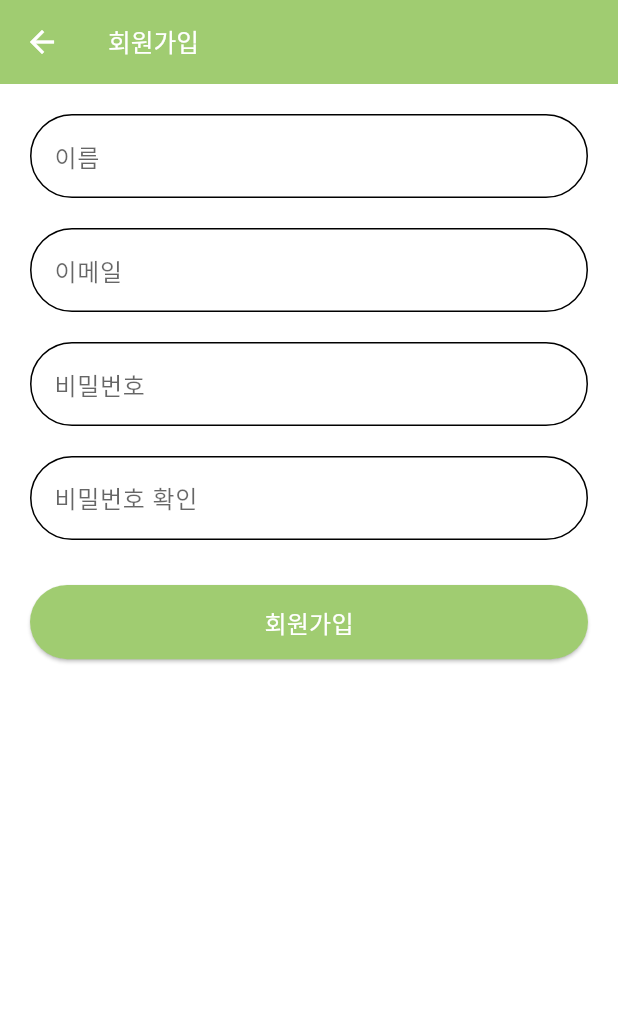
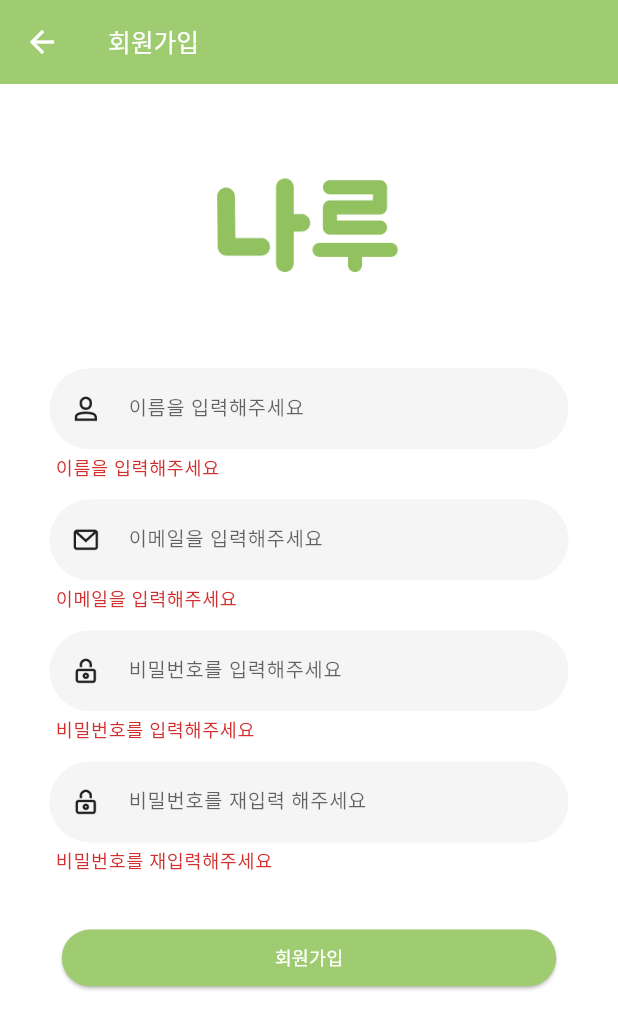
Before and after one commit to crepas/Start_up, a Flutter app: the SignupScreen screen opened directly, after a tap on "회원가입", on a phone screen of 412 x 824 dp. Shown: the top 1029 px of the screen. Run offline on Flutter 3.47's test engine with Material 3 defaults, Android fonts, the phone set to English and light mode, and no system bars; our stand-ins replace geolocator, image_picker, shared_preferences; missing offline and left inert: flutter_naver_map, kakao_flutter_sdk_user; accounts and stored records are empty.

Commit message:
5/19 dark complete 엽

```diff
--- a/lib/main.dart
+++ b/lib/main.dart
@@ -121,7 +121,7 @@ class MyAppState extends State<MyApp> {
       theme: lightTheme,
       darkTheme: darkTheme,
       themeMode: _themeMode,
-      home: AppSettingsTab(),
+      home: LoginScreen(),
       routes: {
         '/splash': (context) => SplashScreen(),
         '/login': (context) => LoginScreen(),
--- a/lib/screens/login.dart
+++ b/lib/screens/login.dart
@@ -205,9 +205,15 @@ class _LoginScreenState extends State<LoginScreen> {
                           child: SizedBox(
                             width: screenWidth * 0.045,
                             height: screenHeight * 0.045,
+                            child: ColorFiltered(
+                              colorFilter: ColorFilter.mode(
+                                theme.textTheme.bodyLarge?.color ?? Colors.black,
+                                BlendMode.srcIn,
+                              ),
                               child: Image.asset(
                                 'assets/Mail_Icon.png',
                                 fit: BoxFit.contain,
+                              ),
                             ),
                           ),
                         ),
@@ -242,9 +248,15 @@ class _LoginScreenState extends State<LoginScreen> {
                           child: SizedBox(
                             width: screenWidth * 0.045,
                             height: screenHeight * 0.045,
+                            child: ColorFiltered(
+                              colorFilter: ColorFilter.mode(
+                                theme.textTheme.bodyLarge?.color ?? Colors.black,
+                                BlendMode.srcIn,
+                              ),
                               child: Image.asset(
                                 'assets/Lock_Icon.png',
                                 fit: BoxFit.contain,
+                              ),
                             ),
                           ),
                         ),
--- a/lib/screens/signup.dart
+++ b/lib/screens/signup.dart
@@ -22,7 +22,6 @@ class _SignupScreenState extends State<SignupScreen> {
   String? _emailError;
   String? _passwordError;
   String? _confirmPasswordError;
-  String? _errorMessage;
 
   // 로딩 상태
   bool _isLoading = false;
@@ -108,36 +107,85 @@ class _SignupScreenState extends State<SignupScreen> {
     return isValid;
   }
 
-  bool _validatePassword(String password) {
-    // 비밀번호 길이 검사 (8-20자)
-    if (password.length < 8 || password.length > 20) {
-      return false;
+  // 회원가입 요청 함수
+  Future<void> _signup() async {
+    // 입력값 검증
+    if (!_validateInputs()) {
+      return;
     }
 
-    // 영문, 숫자, 특수문자 포함 여부 검사
-    bool hasLetter = password.contains(RegExp(r'[a-zA-Z]'));
-    bool hasDigit = password.contains(RegExp(r'[0-9]'));
-    bool hasSpecial = password.contains(RegExp(r'[!@#$%^&*(),.?":{}|<>]'));
+    // 로딩 시작
+    setState(() {
+      _isLoading = true;
+    });
 
-    return hasLetter && hasDigit && hasSpecial;
-  }
+    try {
+      // 백엔드 API URL (실제 URL로 변경 필요)
+      final url = Uri.parse('${getServerUrl()}/signup');
 
-  Future<bool> _checkEmailDuplicate(String email) async {
-    try {
+      // 요청 데이터 준비
+      final requestData = {
+        'username': _usernameController.text.trim(),
+        'email': _emailController.text.trim(),
+        'password': _passwordController.text,
+      };
+
+      // POST 요청 보내기
       final response = await http.post(
-        Uri.parse('${getServerUrl()}/auth/check-email'),
+        url,
         headers: {'Content-Type': 'application/json'},
-        body: jsonEncode({'email': email}),
+        body: jsonEncode(requestData),
       );
 
-      if (response.statusCode == 200) {
-        final data = jsonDecode(response.body);
-        return data['isAvailable'] ?? false;
+      // 응답 처리
+      if (response.statusCode == 200 || response.statusCode == 201) {
+        // 회원가입 성공
+        ScaffoldMessenger.of(context).showSnackBar(
+          SnackBar(
+            content: Text('회원가입이 완료되었습니다. 로그인해주세요.'),
+            backgroundColor: Color(0xFFA0CC71),
+          ),
+        );
+
+        // 로그인 화면으로 이동
+        Navigator.pushReplacement(
+          context,
+          MaterialPageRoute(builder: (context) => LoginScreen()),
+        );
+      } else {
+        // 회원가입 실패
+        final responseData = jsonDecode(response.body);
+        String errorMessage = responseData['message'] ?? '회원가입에 실패했습니다.';
+
+        // 에러 메시지에 따라 처리 (이메일 중복 등)
+        if (errorMessage.contains('email') || errorMessage.toLowerCase().contains('duplicate')) {
+          setState(() {
+            _emailError = '이미 사용 중인 이메일입니다';
+          });
+        } else {
+          // 일반 에러 메시지 표시
+          ScaffoldMessenger.of(context).showSnackBar(
+            SnackBar(
+              content: Text(errorMessage),
+              backgroundColor: Colors.red,
+            ),
+          );
         }
-      return false;
+      }
     } catch (e) {
-      print('이메일 중복 확인 오류: $e');
-      return false;
+      // 네트워크 오류 등의 예외 처리
+      ScaffoldMessenger.of(context).showSnackBar(
+        SnackBar(
+          content: Text('서버 연결에 실패했습니다. 다시 시도해주세요.'),
+          backgroundColor: Colors.red,
+        ),
+      );
+      print('회원가입 오류: $e');
+    } finally {
+      // 로딩 종료
+      setState(() {
+        _isLoading = false;
+      });
     }
   }
 
@@ -152,155 +200,64 @@ class _SignupScreenState extends State<SignupScreen> {
       appBar: CommonAppBar(
         title: '회원가입',
         onBackPressed: () {
-          Navigator.pop(context);
+          Navigator.pushReplacement(
+            context,
+            MaterialPageRoute(builder: (context) => LoginScreen()),
+          );
         },
       ),
       body: SingleChildScrollView(
         child: Padding(
-          padding: EdgeInsets.all(20),
+          padding: EdgeInsets.symmetric(
+            horizontal: screenWidth * 0.08,
+            vertical: screenHeight * 0.04,
+          ),
           child: Column(
-            crossAxisAlignment: CrossAxisAlignment.start,
             children: [
-              // 이름 입력 필드
-              TextField(
-                controller: _usernameController,
-                style: theme.textTheme.bodyLarge,
-                decoration: InputDecoration(
-                  labelText: '이름',
-                  labelStyle: theme.textTheme.bodyLarge?.copyWith(
-                    color: theme.hintColor,
-                  ),
-                  errorText: _nameError,
-                  errorStyle: theme.textTheme.bodySmall?.copyWith(
-                    color: colorScheme.error,
-                  ),
-                  border: OutlineInputBorder(
-                    borderRadius: BorderRadius.circular(100),
-                    borderSide: BorderSide(color: theme.dividerColor),
-                  ),
-                  enabledBorder: OutlineInputBorder(
-                    borderRadius: BorderRadius.circular(100),
-                    borderSide: BorderSide(color: theme.dividerColor),
-                  ),
-                  focusedBorder: OutlineInputBorder(
-                    borderRadius: BorderRadius.circular(100),
-                    borderSide: BorderSide(color: colorScheme.primary),
+              // 로고 이미지
+              Center(
+                child: Image.asset(
+                  "assets/title.png",
+                  width: screenWidth * 0.6,
+                  height: screenHeight * 0.15,
+                  fit: BoxFit.contain,
                 ),
               ),
-              ),
-              SizedBox(height: 20),
+              SizedBox(height: screenHeight * 0.04),
 
-              // 이메일 입력 필드
-              TextField(
-                controller: _emailController,
-                style: theme.textTheme.bodyLarge,
-                keyboardType: TextInputType.emailAddress,
-                decoration: InputDecoration(
-                  labelText: '이메일',
-                  labelStyle: theme.textTheme.bodyLarge?.copyWith(
-                    color: theme.hintColor,
-                  ),
-                  errorText: _emailError,
-                  errorStyle: theme.textTheme.bodySmall?.copyWith(
-                    color: colorScheme.error,
-                  ),
-                  border: OutlineInputBorder(
-                    borderRadius: BorderRadius.circular(100),
-                    borderSide: BorderSide(color: theme.dividerColor),
-                  ),
-                  enabledBorder: OutlineInputBorder(
-                    borderRadius: BorderRadius.circular(100),
-                    borderSide: BorderSide(color: theme.dividerColor),
-                  ),
-                  focusedBorder: OutlineInputBorder(
-                    borderRadius: BorderRadius.circular(100),
-                    borderSide: BorderSide(color: colorScheme.primary),
-                  ),
-                ),
-              ),
-              SizedBox(height: 20),
-
-              // 비밀번호 입력 필드
-              TextField(
-                controller: _passwordController,
-                style: theme.textTheme.bodyLarge,
-                obscureText: true,
-                decoration: InputDecoration(
-                  labelText: '비밀번호',
-                  labelStyle: theme.textTheme.bodyLarge?.copyWith(
-                    color: theme.hintColor,
-                  ),
-                  errorText: _passwordError,
-                  errorStyle: theme.textTheme.bodySmall?.copyWith(
-                    color: colorScheme.error,
-                  ),
-                  border: OutlineInputBorder(
-                    borderRadius: BorderRadius.circular(100),
-                    borderSide: BorderSide(color: theme.dividerColor),
-                  ),
-                  enabledBorder: OutlineInputBorder(
-                    borderRadius: BorderRadius.circular(100),
-                    borderSide: BorderSide(color: theme.dividerColor),
-                  ),
-                  focusedBorder: OutlineInputBorder(
-                    borderRadius: BorderRadius.circular(100),
-                    borderSide: BorderSide(color: colorScheme.primary),
-                  ),
-                ),
-              ),
-              SizedBox(height: 20),
-
-              // 비밀번호 확인 입력 필드
-              TextField(
-                controller: _confirmPasswordController,
-                style: theme.textTheme.bodyLarge,
-                obscureText: true,
-                decoration: InputDecoration(
-                  labelText: '비밀번호 확인',
-                  labelStyle: theme.textTheme.bodyLarge?.copyWith(
-                    color: theme.hintColor,
-                  ),
-                  errorText: _confirmPasswordError,
-                  errorStyle: theme.textTheme.bodySmall?.copyWith(
-                    color: colorScheme.error,
-                  ),
-                  border: OutlineInputBorder(
-                    borderRadius: BorderRadius.circular(100),
-                    borderSide: BorderSide(color: theme.dividerColor),
-                  ),
-                  enabledBorder: OutlineInputBorder(
-                    borderRadius: BorderRadius.circular(100),
-                    borderSide: BorderSide(color: theme.dividerColor),
-                  ),
-                  focusedBorder: OutlineInputBorder(
-                    borderRadius: BorderRadius.circular(100),
-                    borderSide: BorderSide(color: colorScheme.primary),
-                  ),
-                ),
-              ),
-              SizedBox(height: 30),
+              // 입력 필드
+              _buildTextFields(screenWidth, screenHeight),
+              SizedBox(height: screenHeight * 0.03),
 
               // 회원가입 버튼
               SizedBox(
-                width: double.infinity,
-                height: screenHeight * 0.06,
+                width: screenWidth * 0.8,
+                child: AspectRatio(
+                  aspectRatio: 8.7 / 1,
                   child: ElevatedButton(
-                  onPressed: _isLoading ? null : _signup,
                     style: ElevatedButton.styleFrom(
                       backgroundColor: colorScheme.primary,
-                    foregroundColor: colorScheme.onPrimary,
                       shape: RoundedRectangleBorder(
-                      borderRadius: BorderRadius.circular(100),
+                        borderRadius: BorderRadius.circular(50),
                       ),
                     ),
+                    onPressed: _isLoading ? null : _signup,
                     child: _isLoading
-                      ? CircularProgressIndicator(
-                          valueColor: AlwaysStoppedAnimation<Color>(colorScheme.onPrimary),
+                        ? SizedBox(
+                            width: screenWidth * 0.03,
+                            height: screenWidth * 0.03,
+                            child: CircularProgressIndicator(
+                              color: colorScheme.onPrimary,
+                              strokeWidth: 2,
+                            ),
                           )
                         : Text(
                             '회원가입',
-                          style: theme.textTheme.titleMedium?.copyWith(
+                            style: TextStyle(
                               color: colorScheme.onPrimary,
+                              fontSize: screenWidth * 0.03,
+                              fontWeight: FontWeight.w500,
+                            ),
                           ),
                   ),
                 ),
@@ -312,84 +269,101 @@ class _SignupScreenState extends State<SignupScreen> {
     );
   }
 
-  // 회원가입 요청 함수
-  Future<void> _signup() async {
-    if (_emailController.text.isEmpty ||
-        _passwordController.text.isEmpty ||
-        _confirmPasswordController.text.isEmpty ||
-        _usernameController.text.isEmpty) {
-      setState(() {
-        _errorMessage = '모든 필드를 입력해주세요.';
-      });
-      return;
+  Widget _buildTextFields(double screenWidth, double screenHeight) {
+    final theme = Theme.of(context);
+    final colorScheme = theme.colorScheme;
+
+    // 입력 필드의 컨트롤러 및 에러 메시지
+    List<Map<String, dynamic>> fieldData = [
+      {
+        'controller': _usernameController,
+        'placeholder': '이름을 입력해주세요',
+        'iconPath': "assets/User_Icon.png",
+        'obscureText': false,
+        'error': _nameError,
+      },
+      {
+        'controller': _emailController,
+        'placeholder': '이메일을 입력해주세요',
+        'iconPath': "assets/Mail_Icon.png",
+        'obscureText': false,
+        'error': _emailError,
+      },
+      {
+        'controller': _passwordController,
+        'placeholder': '비밀번호를 입력해주세요',
+        'iconPath': "assets/Lock_Icon.png",
+        'obscureText': true,
+        'error': _passwordError,
+      },
+      {
+        'controller': _confirmPasswordController,
+        'placeholder': '비밀번호를 재입력 해주세요',
+        'iconPath': "assets/Lock_Icon.png",
+        'obscureText': true,
+        'error': _confirmPasswordError,
       }
+    ];
 
-    if (!_validatePassword(_passwordController.text)) {
-      setState(() {
-        _errorMessage = '비밀번호는 8-20자의 영문, 숫자, 특수문자를 포함해야 합니다.';
-      });
-      return;
-    }
-
-    if (_passwordController.text != _confirmPasswordController.text) {
-      setState(() {
-        _errorMessage = '비밀번호가 일치하지 않습니다.';
-      });
-      return;
-    }
-
-    setState(() {
-      _isLoading = true;
-      _errorMessage = '';
-    });
-
-    try {
-      // 이메일 중복 확인
-      final isEmailAvailable = await _checkEmailDuplicate(_emailController.text);
-      if (!isEmailAvailable) {
-        setState(() {
-          _errorMessage = '이미 사용 중인 이메일입니다.';
-        });
-        return;
-      }
-
-      final url = Uri.parse('${getServerUrl()}/signup');
-      final requestData = {
-        'email': _emailController.text,
-        'password': _passwordController.text,
-        'username': _usernameController.text,
-      };
-
-      final response = await http.post(
-        url,
-        headers: {'Content-Type': 'application/json'},
-        body: jsonEncode(requestData),
+    return Column(
+      children: List.generate(fieldData.length, (index) {
+        return Column(
+          crossAxisAlignment: CrossAxisAlignment.start,
+          children: [
+            TextField(
+              controller: fieldData[index]['controller'],
+              style: TextStyle(
+                fontSize: screenWidth * 0.035,
+                color: theme.textTheme.bodyLarge?.color,
+              ),
+              obscureText: fieldData[index]['obscureText'],
+              decoration: InputDecoration(
+                prefixIcon: Container(
+                  margin: EdgeInsets.symmetric(horizontal: 15),
+                  width: screenWidth * 0.045,
+                  height: screenHeight * 0.015,
+                  child: ColorFiltered(
+                    colorFilter: ColorFilter.mode(
+                      theme.textTheme.bodyLarge?.color ?? Colors.black,
+                      BlendMode.srcIn,
+                    ),
+                    child: Image.asset(
+                      fieldData[index]['iconPath'],
+                      fit: BoxFit.contain,
+                    ),
+                  ),
+                ),
+                hintText: fieldData[index]['placeholder'],
+                hintStyle: TextStyle(
+                  fontSize: screenWidth * 0.032,
+                  color: theme.hintColor,
+                ),
+                filled: true,
+                fillColor: theme.cardColor,
+                border: OutlineInputBorder(
+                  borderRadius: BorderRadius.circular(50),
+                  borderSide: BorderSide.none,
+                ),
+                enabledBorder: OutlineInputBorder(
+                  borderRadius: BorderRadius.circular(50),
+                  borderSide: BorderSide(color: theme.dividerColor),
+                ),
+                focusedBorder: OutlineInputBorder(
+                  borderRadius: BorderRadius.circular(50),
+                  borderSide: BorderSide(color: colorScheme.primary, width: 2),
+                ),
+                contentPadding: EdgeInsets.symmetric(vertical: 16),
+                errorText: fieldData[index]['error'],
+                errorStyle: TextStyle(
+                  color: colorScheme.error,
+                  fontSize: screenWidth * 0.03,
+                ),
+              ),
+            ),
+            SizedBox(height: screenHeight * 0.015),
+          ],
         );
-
-      if (response.statusCode == 201) {
-        // 회원가입 성공 시 로그인 화면으로 이동
-        Navigator.pop(context);
-        ScaffoldMessenger.of(context).showSnackBar(
-          SnackBar(
-            content: Text('회원가입이 완료되었습니다. 로그인해주세요.'),
-            backgroundColor: Theme.of(context).colorScheme.primary,
-          ),
+      }),
     );
-      } else {
-        final responseData = jsonDecode(response.body);
-        setState(() {
-          _errorMessage = responseData['message'] ?? '회원가입에 실패했습니다.';
-        });
-      }
-    } catch (e) {
-      setState(() {
-        _errorMessage = '서버 연결에 실패했습니다. 다시 시도해주세요.';
-      });
-      print('회원가입 오류: $e');
-    } finally {
-      setState(() {
-        _isLoading = false;
-      });
   }
 }
-}
```
Lines whose indentation alone changed are shown as unchanged.
